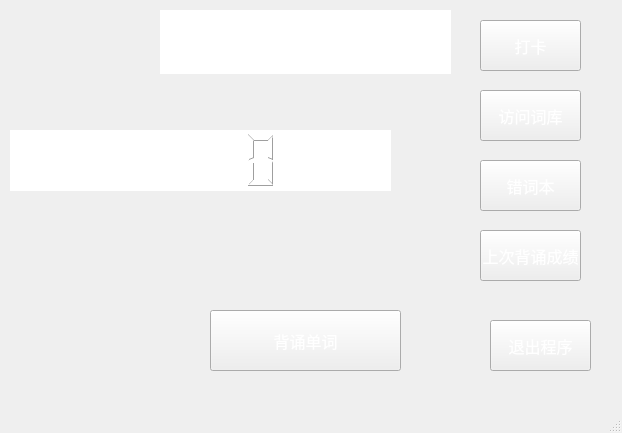
Old version of the form mainwindow.ui in the repository wyq777x/learnENG.
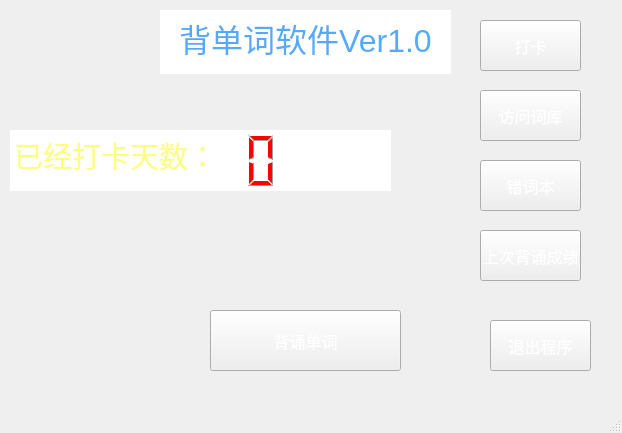
New version of the form.

The edit to the form file:
```diff
--- a/mainwindow.ui
+++ b/mainwindow.ui
@@ -149,7 +149,7 @@
 li.unchecked::marker { content: &quot;\2610&quot;; }
 li.checked::marker { content: &quot;\2612&quot;; }
 &lt;/style&gt;&lt;/head&gt;&lt;body style=&quot; font-family:'Microsoft YaHei UI'; font-size:9pt; font-weight:400; font-style:normal;&quot;&gt;
-&lt;p style=&quot; margin-top:0px; margin-bottom:0px; margin-left:0px; margin-right:0px; -qt-block-indent:0; text-indent:0px;&quot;&gt;&lt;span style=&quot; font-size:22pt;&quot;&gt;已经打卡天数：&lt;/span&gt;&lt;/p&gt;&lt;/body&gt;&lt;/html&gt;</string>
+&lt;p style=&quot; margin-top:0px; margin-bottom:0px; margin-left:0px; margin-right:0px; -qt-block-indent:0; text-indent:0px;&quot;&gt;&lt;span style=&quot; font-size:22pt; color:#ffff7f;&quot;&gt;已经打卡天数：&lt;/span&gt;&lt;/p&gt;&lt;/body&gt;&lt;/html&gt;</string>
     </property>
    </widget>
    <widget class="QTextEdit" name="title">
@@ -172,7 +172,7 @@
 li.unchecked::marker { content: &quot;\2610&quot;; }
 li.checked::marker { content: &quot;\2612&quot;; }
 &lt;/style&gt;&lt;/head&gt;&lt;body style=&quot; font-family:'Microsoft YaHei UI'; font-size:9pt; font-weight:400; font-style:normal;&quot;&gt;
-&lt;p align=&quot;center&quot; style=&quot; margin-top:0px; margin-bottom:0px; margin-left:0px; margin-right:0px; -qt-block-indent:0; text-indent:0px;&quot;&gt;&lt;span style=&quot; font-size:24pt;&quot;&gt;背单词软件Ver1.0&lt;/span&gt;&lt;/p&gt;&lt;/body&gt;&lt;/html&gt;</string>
+&lt;p align=&quot;center&quot; style=&quot; margin-top:0px; margin-bottom:0px; margin-left:0px; margin-right:0px; -qt-block-indent:0; text-indent:0px;&quot;&gt;&lt;span style=&quot; font-size:24pt; color:#55aaff;&quot;&gt;背单词软件Ver1.0&lt;/span&gt;&lt;/p&gt;&lt;/body&gt;&lt;/html&gt;</string>
     </property>
    </widget>
    <widget class="QLCDNumber" name="lcdsigntime">
@@ -184,6 +184,9 @@
       <height>61</height>
      </rect>
     </property>
+    <property name="styleSheet">
+     <string notr="true">color: rgb(255, 0, 0);</string>
+    </property>
     <property name="frameShape">
      <enum>QFrame::NoFrame</enum>
     </property>
```
